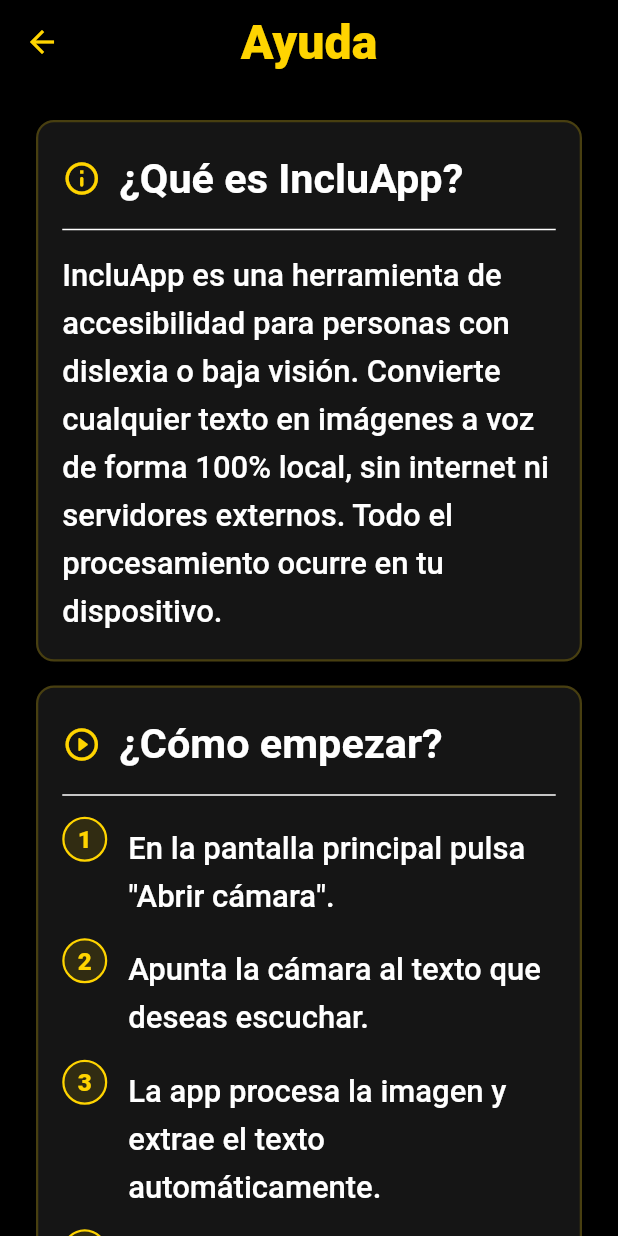
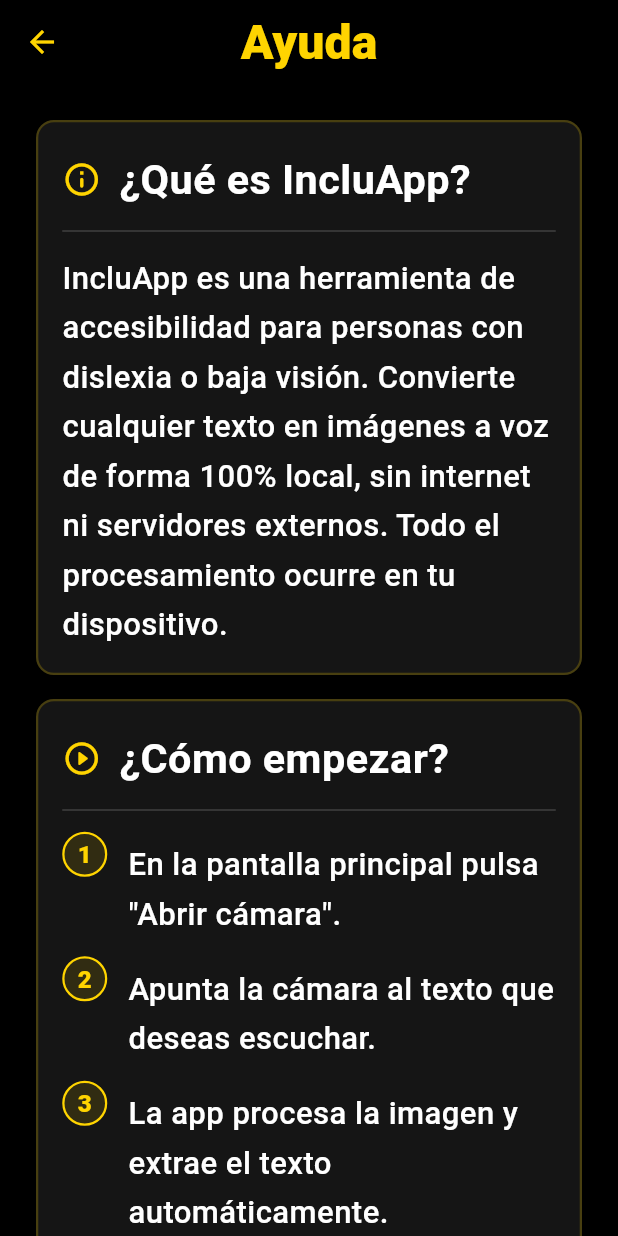
Before and after one commit to StevenAJ23/IncluApp, a Flutter app: the screen it shows after launch, after a tap on the "help outline" icon, on a phone screen of 412 x 824 dp. Run offline on Flutter 3.47's test engine with Material 3 defaults, Android fonts, the phone set to English and light mode, and no system bars; our stand-ins replace flutter_tts, hive_flutter, image_picker, permission_handler; missing offline and left inert: google_mlkit_text_recognition; accounts and stored records are empty.

Commit message:
style: mejora accesibilidad visual de la aplicacion

```diff
--- a/lib/core/theme/app_theme.dart
+++ b/lib/core/theme/app_theme.dart
@@ -7,7 +7,8 @@
   static const Color accentWhite = Color(0xFFFFFFFF);
   static const Color successGreen = Color(0xFF34D399);
   static const Color errorRed = Color(0xFFFF4D4D);
-  static const Color disabledGray = Color(0xFF5F5F5F);
+  // Aumentado de #5F5F5F (3.6:1) a #909090 (7.4:1) para cumplir WCAG AA.
+  static const Color disabledGray = Color(0xFF909090);
 
   static const EdgeInsets screenPadding = EdgeInsets.all(24);
   static const double elementSpacing = 20;
@@ -15,8 +16,8 @@
   static ThemeData get darkTheme {
     const baseTextStyle = TextStyle(
       color: accentWhite,
-      height: 1.55,
-      letterSpacing: 0,
+      height: 1.6,
+      letterSpacing: 0.3,
     );
 
     return ThemeData(
@@ -124,6 +125,10 @@
           fontWeight: FontWeight.w800,
         ),
       ),
+      dividerTheme: DividerThemeData(
+        color: accentWhite.withValues(alpha: 0.18),
+        thickness: 1,
+      ),
       snackBarTheme: const SnackBarThemeData(
         backgroundColor: surface,
         contentTextStyle: TextStyle(
--- a/lib/presentation/screens/camera_screen.dart
+++ b/lib/presentation/screens/camera_screen.dart
@@ -174,13 +174,13 @@
               const SizedBox(height: 12),
               ElevatedButton.icon(
                 onPressed: _isProcessing ? null : _captureFromCamera,
-                icon: const Icon(Icons.photo_camera, size: 34),
+                icon: const Icon(Icons.photo_camera, size: 34, semanticLabel: ''),
                 label: const Text('Abrir cámara'),
               ),
               const SizedBox(height: 14),
               OutlinedButton.icon(
                 onPressed: _isProcessing ? null : _pickFromGallery,
-                icon: const Icon(Icons.image_search, size: 32),
+                icon: const Icon(Icons.image_search, size: 32, semanticLabel: ''),
                 label: const Text('Elegir imagen'),
               ),
             ],
@@ -202,7 +202,10 @@
   Widget build(BuildContext context) {
     return Row(
       children: [
-        Container(
+        // ExcludeSemantics: el icono es decorativo, el texto "IncluApp"
+        // ya describe esta sección al lector de pantalla.
+        ExcludeSemantics(
+          child: Container(
             width: 62,
             height: 62,
             decoration: BoxDecoration(
@@ -217,6 +220,7 @@
               Icons.document_scanner,
               color: AppTheme.primaryYellow,
               size: 34,
+            ),
           ),
         ),
         const SizedBox(width: 16),
@@ -293,8 +297,11 @@
 
   @override
   Widget build(BuildContext context) {
+    // excludeSemantics: true evita que el lector de pantalla anuncie
+    // por separado el icono y el texto; solo lee el label combinado.
     return Semantics(
-      label: 'Listo para capturar texto',
+      label: 'Listo para capturar texto. Elige una imagen para comenzar.',
+      excludeSemantics: true,
       child: Column(
         mainAxisSize: MainAxisSize.min,
         children: [
@@ -333,8 +340,9 @@
   @override
   Widget build(BuildContext context) {
     return Semantics(
-      label: 'Procesando texto',
+      label: 'Procesando texto, por favor espera',
       liveRegion: true,
+      excludeSemantics: true,
       child: Column(
         mainAxisSize: MainAxisSize.min,
         children: [
@@ -361,7 +369,10 @@
 
   @override
   Widget build(BuildContext context) {
-    return Row(
+    // ExcludeSemantics: el separador "o" es puramente decorativo;
+    // los lectores de pantalla no necesitan anunciarlo.
+    return ExcludeSemantics(
+      child: Row(
         children: [
           const Expanded(child: Divider()),
           Padding(
@@ -375,6 +386,7 @@
           ),
           const Expanded(child: Divider()),
         ],
+      ),
     );
   }
 }
--- a/lib/presentation/screens/help_screen.dart
+++ b/lib/presentation/screens/help_screen.dart
@@ -39,8 +39,7 @@
               ),
               _StepItem(
                 step: 3,
-                text:
-                    'La app procesa la imagen y extrae el texto automáticamente.',
+                text: 'La app procesa la imagen y extrae el texto automáticamente.',
               ),
               _StepItem(
                 step: 4,
@@ -48,8 +47,7 @@
               ),
               _StepItem(
                 step: 5,
-                text:
-                    'También puedes usar "Elegir imagen" para seleccionar desde tu galería.',
+                text: 'También puedes usar "Elegir imagen" para seleccionar desde tu galería.',
               ),
             ],
           ),
@@ -61,8 +59,7 @@
               _FeatureItem(
                 icon: Icons.document_scanner_outlined,
                 label: 'Reconocimiento de texto (OCR)',
-                detail:
-                    'Detecta y extrae texto de cualquier imagen sin conexión.',
+                detail: 'Detecta y extrae texto de cualquier imagen sin conexión.',
               ),
               _FeatureItem(
                 icon: Icons.record_voice_over_outlined,
@@ -72,14 +69,12 @@
               _FeatureItem(
                 icon: Icons.speed_outlined,
                 label: 'Velocidad ajustable',
-                detail:
-                    'Controla la velocidad de lectura desde la pantalla de resultados.',
+                detail: 'Controla la velocidad de lectura desde la pantalla de resultados.',
               ),
               _FeatureItem(
                 icon: Icons.lock_outline_rounded,
                 label: 'Privacidad total',
-                detail:
-                    'Ningún dato se envía fuera del dispositivo.',
+                detail: 'Ningún dato se envía fuera del dispositivo.',
               ),
             ],
           ),
@@ -88,21 +83,11 @@
             icon: Icons.lightbulb_outline_rounded,
             title: 'Recomendaciones de uso',
             children: const [
-              _TipItem(
-                'Fotografía con buena iluminación para mejorar la precisión del OCR.',
-              ),
-              _TipItem(
-                'Coloca el texto horizontal y sin inclinación para mejores resultados.',
-              ),
-              _TipItem(
-                'El texto impreso se reconoce mejor que el manuscrito.',
-              ),
-              _TipItem(
-                'Si el audio se detiene, usa el botón "Repetir" en la pantalla de resultados.',
-              ),
-              _TipItem(
-                'Para textos largos, reduce la velocidad de lectura para seguirla con más facilidad.',
-              ),
+              _TipItem('Fotografía con buena iluminación para mejorar la precisión del OCR.'),
+              _TipItem('Coloca el texto horizontal y sin inclinación para mejores resultados.'),
+              _TipItem('El texto impreso se reconoce mejor que el manuscrito.'),
+              _TipItem('Si el audio se detiene, usa el botón "Repetir" en la pantalla de resultados.'),
+              _TipItem('Para textos largos, reduce la velocidad de lectura para seguirla con más facilidad.'),
             ],
           ),
           const SizedBox(height: 8),
@@ -143,7 +128,10 @@
             padding: const EdgeInsets.fromLTRB(16, 16, 16, 12),
             child: Row(
               children: [
-                Icon(icon, color: AppTheme.primaryYellow, size: 26),
+                // Icono decorativo: el título ya describe la sección.
+                ExcludeSemantics(
+                  child: Icon(icon, color: AppTheme.primaryYellow, size: 26),
+                ),
                 const SizedBox(width: 12),
                 Expanded(
                   child: Text(
@@ -192,7 +180,11 @@
       child: Row(
         crossAxisAlignment: CrossAxisAlignment.start,
         children: [
-          Container(
+          // El número del paso se anuncia como "Paso N" en lugar de solo el dígito.
+          Semantics(
+            label: 'Paso $step',
+            excludeSemantics: true,
+            child: Container(
               width: 30,
               height: 30,
               decoration: BoxDecoration(
@@ -208,6 +200,7 @@
                     fontSize: 14,
                     fontWeight: FontWeight.w800,
                     height: 1,
+                  ),
                 ),
               ),
             ),
@@ -243,9 +236,12 @@
       child: Row(
         crossAxisAlignment: CrossAxisAlignment.start,
         children: [
-          Padding(
+          // Icono decorativo: el label de texto ya nombra la función.
+          ExcludeSemantics(
+            child: Padding(
               padding: const EdgeInsets.only(top: 2),
               child: Icon(icon, color: AppTheme.primaryYellow, size: 26),
+            ),
           ),
           const SizedBox(width: 14),
           Expanded(
@@ -286,9 +282,12 @@
       child: Row(
         crossAxisAlignment: CrossAxisAlignment.start,
         children: [
-          const Padding(
+          // Bullet decorativo: no aporta información al lector de pantalla.
+          ExcludeSemantics(
+            child: const Padding(
               padding: EdgeInsets.only(top: 9),
               child: Icon(Icons.circle, color: AppTheme.primaryYellow, size: 7),
+            ),
           ),
           const SizedBox(width: 12),
           Expanded(
--- a/lib/presentation/widgets/feature_card.dart
+++ b/lib/presentation/widgets/feature_card.dart
@@ -16,7 +16,12 @@
 
   @override
   Widget build(BuildContext context) {
-    return Container(
+    // Semantics combinado: evita que el lector de pantalla anuncie
+    // el icono, el título y la descripción como tres elementos separados.
+    return Semantics(
+      label: '$title. $description',
+      excludeSemantics: true,
+      child: Container(
       padding: const EdgeInsets.symmetric(horizontal: 12, vertical: 14),
       decoration: BoxDecoration(
         color: AppTheme.surface,
@@ -53,6 +58,6 @@
           ),
         ],
       ),
-    );
+    ));
   }
 }
```
Also changed, not shown: lib/presentation/screens/reader_screen.dart (+26 -4 lines). Lines whose indentation alone changed are shown as unchanged.
